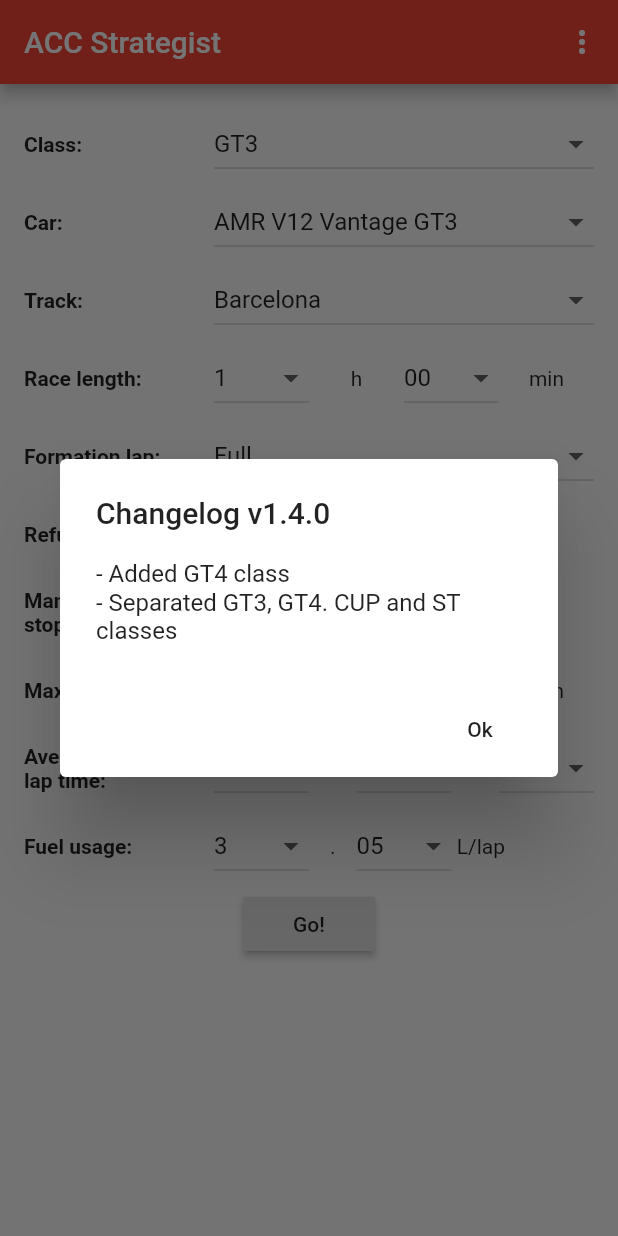
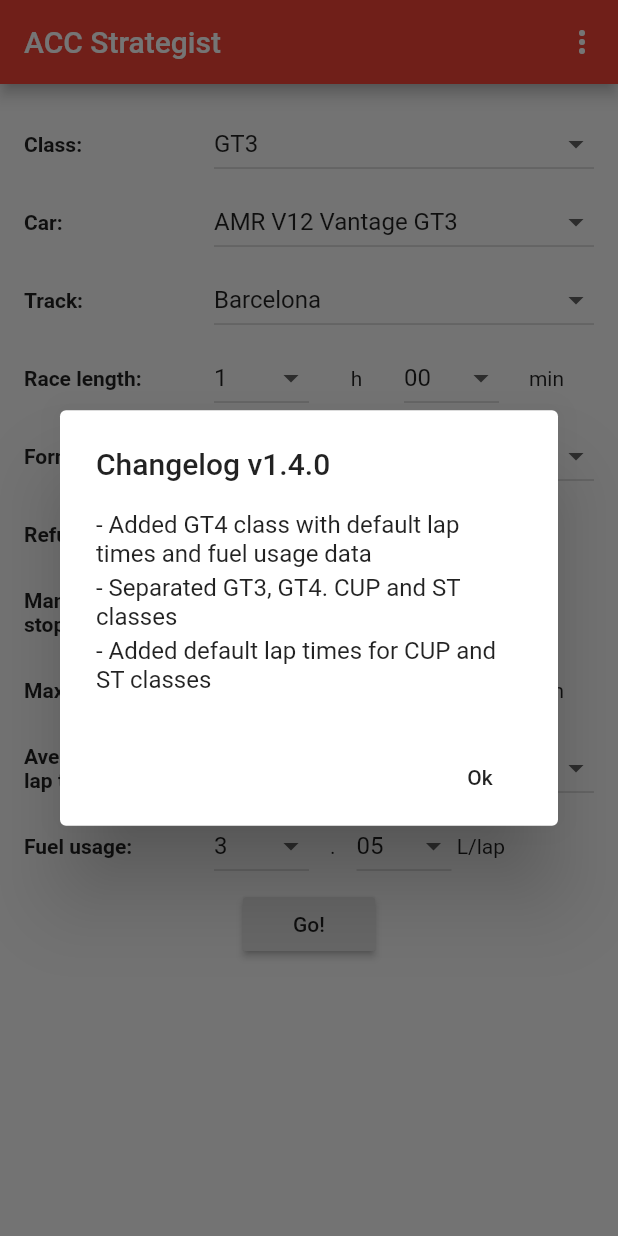
Before and after one commit to sylvainvillet/acc_race_strategy, a Flutter app: the screen it shows after launch, on a phone screen of 412 x 824 dp. Run offline on Flutter 3.47's test engine with Material 2 defaults, Android fonts, the phone set to English and light mode, and no system bars; our stand-ins replace package_info, shared_preferences, theme_provider.

Commit message:
Changelog and thanks

```diff
--- a/lib/main.dart
+++ b/lib/main.dart
@@ -240,7 +240,7 @@
             SizedBox(height: margin),
             Text('Developed by Sylvain Villet'),
             SizedBox(height: margin),
-            Text('Special thanks to ElderCold'),
+            Text('Special thanks to ElderCold and Judemuppet'),
           ],
         ));
   }
@@ -252,8 +252,11 @@
         Column(
           crossAxisAlignment: CrossAxisAlignment.start,
           children: <Widget>[
-            Text('- Added GT4 class'),
+            Text('- Added GT4 class with default lap times and fuel usage data'),
+            SizedBox(height: 4.0,),
             Text('- Separated GT3, GT4. CUP and ST classes'),
+            SizedBox(height: 4.0,),
+            Text('- Added default lap times for CUP and ST classes'),
           ],
         ));
   }
```
